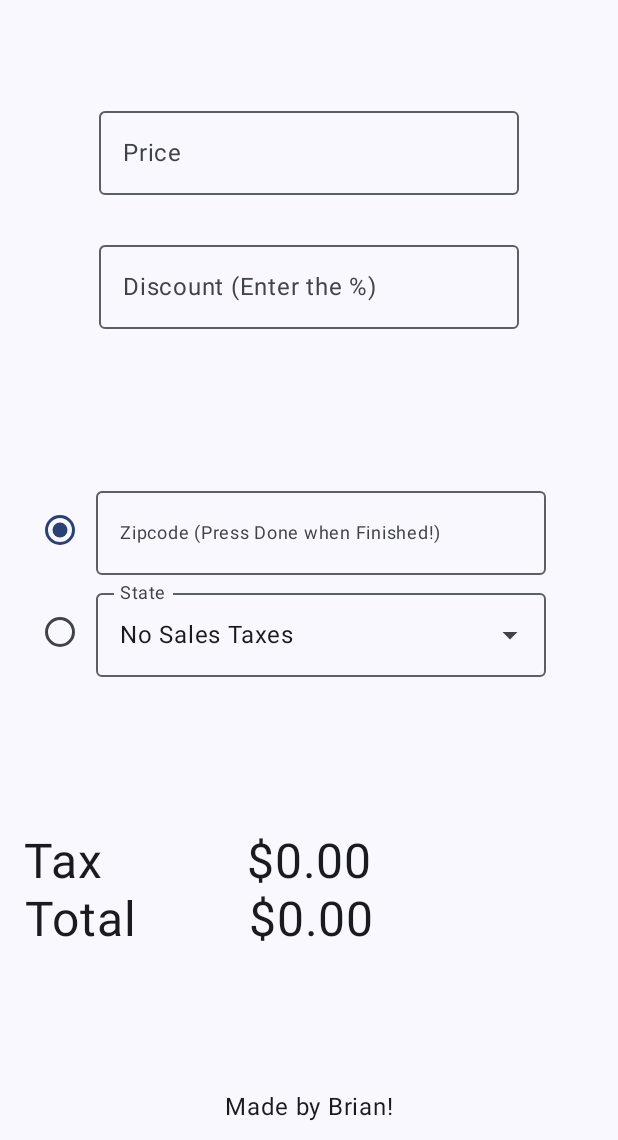
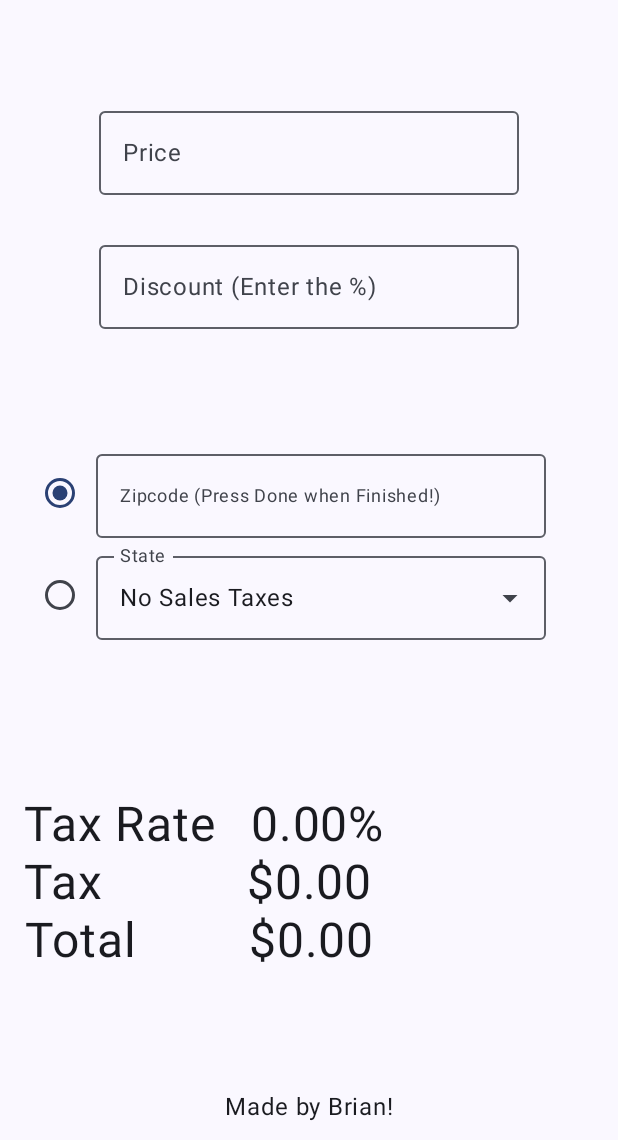
Before and after one commit to mylifeisoofed/Sales-Tax-Calculator, an Android app built with Jetpack Compose: the screen it shows after launch (MainActivity), on a phone screen of 412 x 824 dp, the part 96-1236 px from its top. Run offline under Robolectric (Android 15) with nearby library versions, the phone set to English and light mode, and no system bars.

Commit message:
Added Tax Rate
Added Tax Rate

```diff
--- a/app/src/main/java/com/example/salestaxcalculator/MainActivity.kt
+++ b/app/src/main/java/com/example/salestaxcalculator/MainActivity.kt
@@ -221,7 +221,7 @@ fun Price(modifier: Modifier = Modifier) { // Text Input for Price and will call
             },
             keyboardOptions = KeyboardOptions(keyboardType = KeyboardType.Number)
         )
-        Spacer(modifier = Modifier.height(100.dp))
+        Spacer(modifier = Modifier.height(75.dp))
         StateOption(text, discount)
         //Total(text)
         Log.i("PRICE", text)
@@ -369,7 +369,7 @@ fun StateOption(price: String = "0.00", discount: String = "0.00"){ // State Opt
 fun Total(text: String = "0.00", tax: String = "0.0", discount: String = "0.0") { // Sales Tax Calculation
     val input = text
     var total = 0.00
-    //var tax = tax.toDouble()
+    var taxDouble = tax.toDouble() * 100
     var taxTotal = 0.0
     var discount = discount
 
@@ -385,6 +385,7 @@ fun Total(text: String = "0.00", tax: String = "0.0", discount: String = "0.0")
         if (input.isEmpty() || !isDecimal(input)) // checking input.
             total = 0.00
 
+
         else
         {
             total = (input.toDouble() - (input.toDouble() * (discount.toDouble() / 100)))
@@ -393,8 +394,20 @@ fun Total(text: String = "0.00", tax: String = "0.0", discount: String = "0.0")
             Log.i("TOTAL AFTER TAX", total.toString())
         }
 
+
         Column (modifier = Modifier,
             verticalArrangement = Arrangement.SpaceEvenly){
+            Row(horizontalArrangement = Arrangement.Start
+            ){
+                Text("Tax Rate",
+                    textAlign = TextAlign.Start,
+                    fontSize = 32.sp)
+
+                Spacer(modifier = Modifier.width(23.dp))
+
+                Text(text = "%.2f".format(taxDouble) + "%",
+                    fontSize = 32.sp)
+            }
             Row(
                 horizontalArrangement = Arrangement.Start
             ) {
```
